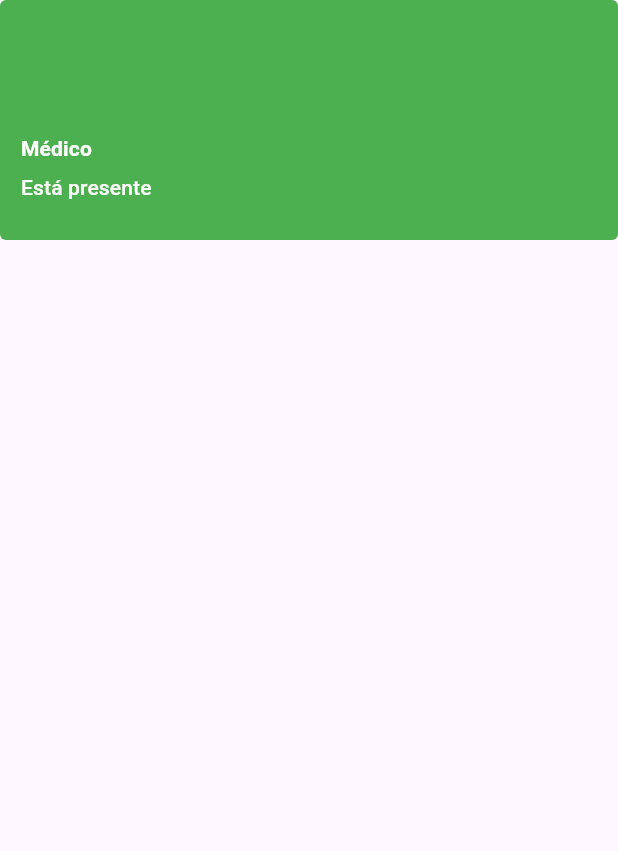
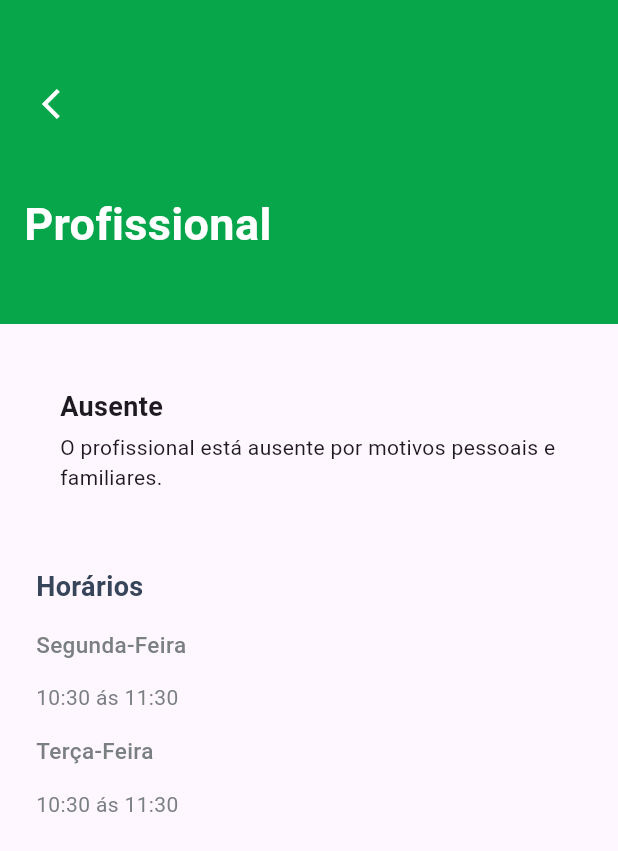
Before and after one commit to Ailton-F/SisMed_app, a Flutter app: the HomeProCard widget shown alone on an empty page, opened directly, after a tap on "Médico", on a phone screen of 412 x 824 dp. Shown: the top 851 px of the screen. Run offline on Flutter 3.47's test engine with Material 3 defaults, Android fonts, the light colour scheme and no system bars; our stand-ins replace flutter_svg; network calls fail.

Commit message:
Added pro calendar

```diff
--- /dev/null
+++ b/lib/views/ProCalendar.dart
@@ -0,0 +1,138 @@
+import 'package:flutter/material.dart';
+
+class ProCalendar extends StatefulWidget {
+  const ProCalendar({super.key});
+
+  @override
+  State<ProCalendar> createState() => _ProCalendarState();
+}
+
+class _ProCalendarState extends State<ProCalendar> {
+  @override
+  Widget build(BuildContext context) {
+    return Scaffold(
+      body: SingleChildScrollView(
+        child: Column(
+          crossAxisAlignment: CrossAxisAlignment.start,
+          children: [
+            Row(
+              children: [
+                Expanded(
+                  child: Container(
+                    color: Color(0xFF08A64B),
+                    padding: EdgeInsets.symmetric(vertical: 45, horizontal: 16),
+                    child: Column(
+                      crossAxisAlignment: CrossAxisAlignment.start,
+                      children: [
+                        IconButton(
+                          onPressed: () {
+                            Navigator.pop(
+                              context,
+                            );
+                          },
+                          color: Colors.white,
+                          icon: Icon(Icons.arrow_back_ios),
+                        ),
+                        SizedBox(
+                          height: 35,
+                        ),
+                        const Text(
+                          'Profissional',
+                          style: TextStyle(
+                              fontSize: 30,
+                              fontWeight: FontWeight.w700,
+                              color: Colors.white),
+                        ),
+                      ],
+                    ),
+                  ),
+                ),
+              ],
+            ),
+            const SizedBox(
+              height: 28,
+            ),
+            Padding(
+                padding: const EdgeInsets.symmetric(horizontal: 24),
+                child: Column(
+                  crossAxisAlignment: CrossAxisAlignment.start,
+                  children: [
+                    Container(
+                      padding:
+                          EdgeInsets.symmetric(horizontal: 16, vertical: 14),
+                      child: const Column(
+                        crossAxisAlignment: CrossAxisAlignment.start,
+                        children: [
+                          Text(
+                            'Ausente',
+                            textAlign: TextAlign.left,
+                            style: TextStyle(
+                                fontWeight: FontWeight.w700, fontSize: 18),
+                          ),
+                          SizedBox(
+                            height: 4,
+                          ),
+                          Text(
+                            'O profissional está ausente por motivos pessoais e familiares.',
+                          )
+                        ],
+                      ),
+                    ),
+                    const SizedBox(
+                      height: 36,
+                    ),
+                    const Text(
+                      'Horários',
+                      style: TextStyle(
+                          color: Color(0xFF36455A),
+                          fontSize: 18,
+                          fontWeight: FontWeight.w700),
+                    ),
+                    const SizedBox(
+                      height: 15,
+                    ),
+                    const Text(
+                      'Segunda-Feira',
+                      style: TextStyle(
+                          color: Color(0xFF7A7F80),
+                          fontSize: 15,
+                          fontWeight: FontWeight.w500),
+                    ),
+                    const SizedBox(
+                      height: 15,
+                    ),
+                    const Text(
+                      '10:30 ás 11:30',
+                      style: TextStyle(
+                          color: Color(0xFF7A7F80),
+                          fontSize: 14,
+                          fontWeight: FontWeight.w400),
+                    ),
+                    const SizedBox(
+                      height: 15,
+                    ),
+                    const Text(
+                      'Terça-Feira',
+                      style: TextStyle(
+                          color: Color(0xFF7A7F80),
+                          fontSize: 15,
+                          fontWeight: FontWeight.w500),
+                    ),
+                    const SizedBox(
+                      height: 15,
+                    ),
+                    const Text(
+                      '10:30 ás 11:30',
+                      style: TextStyle(
+                          color: Color(0xFF7A7F80),
+                          fontSize: 14,
+                          fontWeight: FontWeight.w400),
+                    ),
+                  ],
+                ))
+          ],
+        ),
+      ),
+    );
+  }
+}
--- a/lib/widgets/HomeProCard.dart
+++ b/lib/widgets/HomeProCard.dart
@@ -1,4 +1,5 @@
 import 'package:flutter/material.dart';
+import 'package:sismed/views/ProCalendar.dart';
 
 class HomeProCard extends StatefulWidget {
   const HomeProCard({super.key, required this.role, required this.status});
@@ -16,7 +17,12 @@ class _HomeProCardState extends State<HomeProCard> {
     return ClipRRect(
       borderRadius: BorderRadius.circular(4),
       child: ElevatedButton(
-        onPressed: () {},
+        onPressed: () {
+            Navigator.push(
+              context,
+              MaterialPageRoute(builder: (context)=>const ProCalendar())
+            );
+        },
         style: ElevatedButton.styleFrom(
           elevation: 0,
           padding: EdgeInsets.all(0),
```
